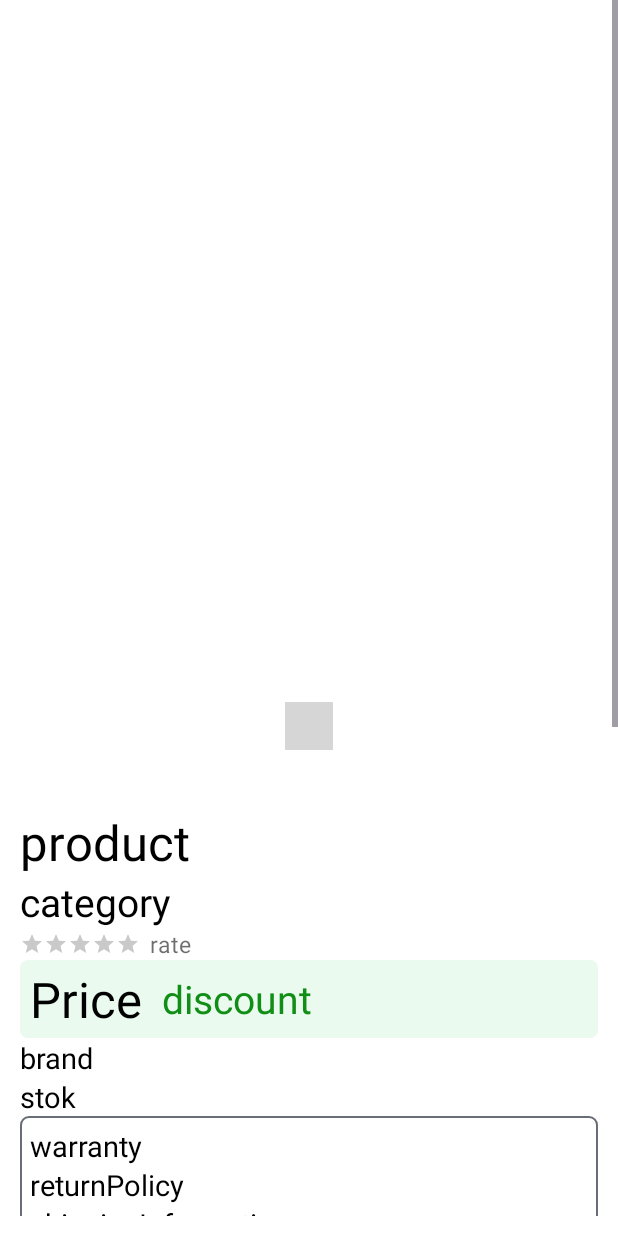
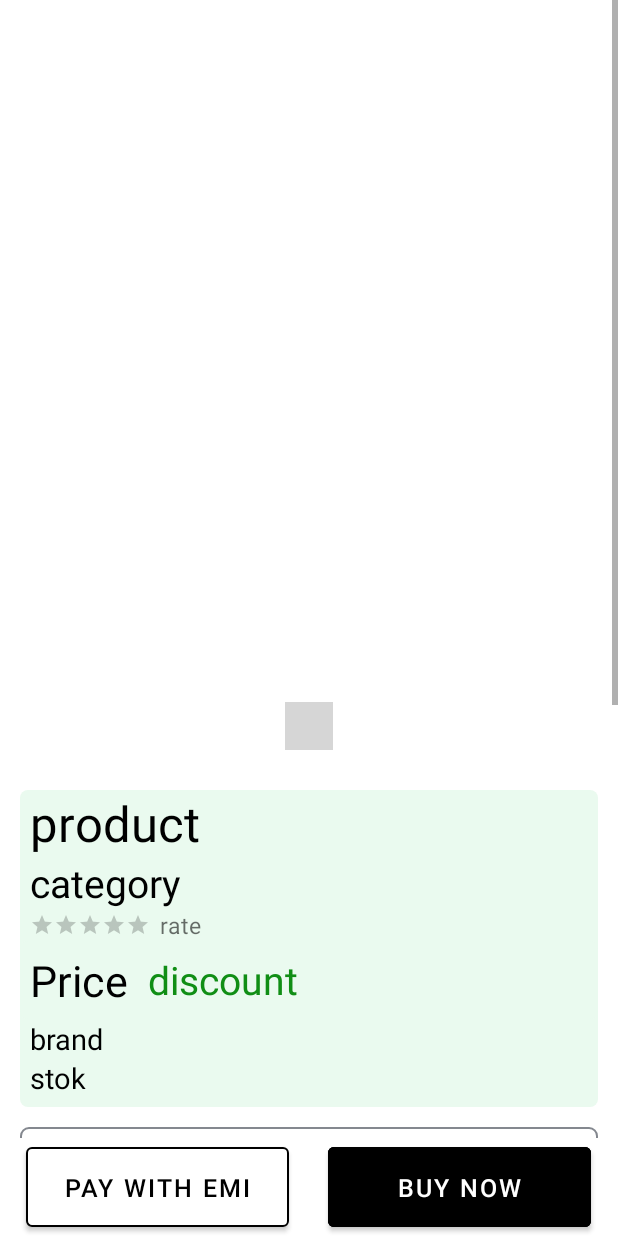
Before and after one commit to vishalvirugamiya/ProductJson, an Android app: the MainActivity2 screen opened directly, with no data from a screen before it, on a phone screen of 412 x 824 dp. Run offline under Robolectric (Android 15) with nearby library versions, the phone set to English and light mode, and no system bars; our stand-ins replace sdp/ssp sizes; plain views replace ScrollingPagerIndicator; network calls fail; pictures from the network do not load; 3 statements that could not run were skipped; grey boxes are pictures that could not be loaded.

Commit message:
second commit

```diff
--- a/app/src/main/res/drawable/shape1.xml
+++ b/app/src/main/res/drawable/shape1.xml
@@ -4,6 +4,6 @@
       <corners android:radius="5dp" />
     <stroke
         android:width="@dimen/_1sdp"
-        android:color="#686D76"
+        android:color="#CF686D76"
         />
 </shape>
--- a/app/src/main/res/layout/activity_main2.xml
+++ b/app/src/main/res/layout/activity_main2.xml
@@ -1,6 +1,6 @@
 <?xml version="1.0" encoding="utf-8"?>
 
-<LinearLayout
+<FrameLayout
     xmlns:android="http://schemas.android.com/apk/res/android"
     xmlns:app="http://schemas.android.com/apk/res-auto"
     xmlns:tools="http://schemas.android.com/tools"
@@ -59,12 +59,20 @@
                 android:layout_height="wrap_content"
                 android:layout_marginLeft="@dimen/_10sdp"
                 android:layout_marginRight="@dimen/_10sdp"
-                android:layout_marginTop="@dimen/_20sdp"
+                android:layout_marginTop="@dimen/_10sdp"
                 android:orientation="vertical">
 
 
+
+                <LinearLayout
+                    android:background="@drawable/shape2"
+                    android:orientation="vertical"
+                    android:layout_width="match_parent"
+                    android:layout_height="wrap_content">
+
                     <TextView
                         android:id="@+id/product"
+                        android:layout_marginLeft="@dimen/_5sdp"
                         android:layout_width="wrap_content"
                         android:layout_height="wrap_content"
                         android:baselineAligned="false"
@@ -74,6 +82,7 @@
 
                     <TextView
                         android:id="@+id/category"
+                        android:layout_marginLeft="@dimen/_5sdp"
                         android:layout_width="wrap_content"
                         android:layout_height="wrap_content"
                         android:text="category"
@@ -86,6 +95,7 @@
 
                         <RatingBar
                             android:id="@+id/RatingBar"
+                            android:layout_marginLeft="@dimen/_5sdp"
                             style="?android:attr/ratingBarStyleSmall"
                             android:layout_width="wrap_content"
                             android:layout_height="wrap_content"
@@ -125,7 +135,7 @@
                             android:text="Price"
                             android:layout_gravity="center"
                             android:textColor="@color/black"
-                        android:textSize="@dimen/_25sdp" />
+                            android:textSize="@dimen/_22sdp" />
 
 
                         <TextView
@@ -144,6 +154,8 @@
 
                     <TextView
                         android:id="@+id/brand"
+                        android:layout_marginLeft="@dimen/_5sdp"
+
                         android:layout_width="wrap_content"
                         android:layout_height="wrap_content"
                         android:text="brand"
@@ -152,16 +164,20 @@
 
                     <TextView
                         android:id="@+id/stok"
+                        android:layout_marginLeft="@dimen/_5sdp"
+                        android:layout_marginBottom="@dimen/_5sdp"
                         android:layout_width="wrap_content"
                         android:layout_height="wrap_content"
                         android:text="stok"
                         android:textColor="@color/black"
                         android:textSize="@dimen/_15sdp" />
+                </LinearLayout>
 
 
 
                 <LinearLayout
                     android:orientation="vertical"
+                    android:layout_marginTop="@dimen/_10sdp"
                     android:background="@drawable/shape1"
                     android:layout_width="match_parent"
                     android:layout_height="match_parent">
@@ -169,6 +185,7 @@
 
                     <TextView
                         android:id="@+id/warranty"
+                        android:fontFamily="@font/font2"
                         android:layout_marginTop="@dimen/_5sdp"
                         android:layout_marginLeft="@dimen/_5sdp"
                         android:layout_width="wrap_content"
@@ -179,6 +196,7 @@
 
                     <TextView
                         android:id="@+id/returnPolicy"
+                        android:fontFamily="@font/font2"
                         android:layout_marginLeft="@dimen/_5sdp"
                         android:layout_width="wrap_content"
                         android:layout_height="wrap_content"
@@ -189,6 +207,7 @@
 
                     <TextView
                         android:id="@+id/shiping"
+                        android:fontFamily="@font/font2"
                         android:layout_width="wrap_content"
                         android:layout_height="wrap_content"
                         android:layout_marginLeft="@dimen/_5sdp"
@@ -199,6 +218,7 @@
 
                     <TextView
                         android:id="@+id/availability"
+                        android:fontFamily="@font/font2"
                         android:layout_width="wrap_content"
                         android:layout_marginLeft="@dimen/_5sdp"
                         android:layout_height="wrap_content"
@@ -215,6 +235,7 @@
 
                         <TextView
                             android:id="@+id/width"
+                            android:fontFamily="@font/font2"
                             android:layout_marginLeft="@dimen/_5sdp"
                             android:layout_width="wrap_content"
                             android:layout_height="wrap_content"
@@ -224,6 +245,7 @@
 
                         <TextView
                             android:id="@+id/height"
+                            android:fontFamily="@font/font2"
                             android:layout_width="wrap_content"
                             android:layout_height="wrap_content"
                             android:layout_marginLeft="@dimen/_2ssp"
@@ -233,6 +255,7 @@
 
                         <TextView
                             android:id="@+id/depth"
+                            android:fontFamily="@font/font2"
                             android:layout_width="wrap_content"
                             android:layout_height="wrap_content"
                             android:layout_marginLeft="@dimen/_2ssp"
@@ -260,12 +283,13 @@
                         android:layout_width="wrap_content"
                         android:layout_height="wrap_content"
                         android:layout_marginLeft="@dimen/_5sdp"
-                        android:fontFamily="@font/font2"
+                        android:fontFamily="@font/font3"
                         android:text="description  "
-                        android:textColor="#000000"
+                        android:textColor="#E4000000"
                         android:textSize="@dimen/_25sdp" />
                     <TextView
                         android:id="@+id/description"
+                        android:fontFamily="@font/font3"
                         android:layout_margin="@dimen/_10sdp"
                         android:layout_marginBottom="@dimen/_30sdp"
                         android:layout_width="wrap_content"
@@ -286,6 +310,7 @@
 
                     <TextView
                         android:text="Reviews"
+                        android:fontFamily="@font/font1"
                         android:layout_margin="@dimen/_10sdp"
                         android:textSize="@dimen/_20ssp"
                         android:textColor="@color/black"
@@ -304,14 +329,16 @@
                 </LinearLayout>
 
                 <LinearLayout
-                    android:layout_marginBottom="@dimen/_30sdp"
+                    android:layout_marginBottom="@dimen/_60sdp"
                     android:background="@drawable/shape1"
                     android:orientation="vertical"
+
                     android:layout_width="match_parent"
                     android:layout_height="wrap_content">
 
                     <TextView
                         android:text="Meta"
+                        android:fontFamily="@font/font1"
                         android:textColor="@color/black"
                         android:layout_margin="@dimen/_5sdp"
                         android:layout_width="wrap_content"
@@ -350,14 +377,38 @@
 
                 </LinearLayout>
 
-
             </LinearLayout>
-
 
             </LinearLayout>
 
         </ScrollView>
 
+    <LinearLayout
+        android:layout_gravity="bottom"
+        android:gravity="center"
+        android:background="@color/white"
+        android:layout_width="match_parent"
+        android:layout_height="wrap_content">
 
+        <com.google.android.material.button.MaterialButton
+            android:text="pay with emi"
+            android:textColor="@color/black"
+            android:backgroundTint="@color/white"
+            app:strokeWidth="@dimen/_1sdp"
+            android:textSize="@dimen/_13sdp"
+            android:layout_width="@dimen/_135sdp"
+            android:layout_height="@dimen/_50sdp" />
+
+        <com.google.android.material.button.MaterialButton
+            android:text="Buy now"
+            android:textColor="@color/white"
+            android:backgroundTint="@color/black"
+            app:strokeWidth="@dimen/_1sdp"
+            android:textSize="@dimen/_13sdp"
+            android:layout_marginLeft="@dimen/_20sdp"
+            android:layout_width="@dimen/_135sdp"
+            android:layout_height="@dimen/_50sdp" />
 
     </LinearLayout>
+
+</FrameLayout>
--- a/app/src/main/res/layout/item_review.xml
+++ b/app/src/main/res/layout/item_review.xml
@@ -54,12 +54,11 @@
             <RatingBar
                 android:layout_gravity="center"
                 android:id="@+id/Ratingbar"
+                android:layout_marginLeft="@dimen/_5sdp"
                 android:isIndicator="true"
                 android:numStars="5"
-                android:layout_marginLeft="@dimen/_5sdp"
                 android:stepSize="0.5"
                 android:progressBackgroundTint="#D0000000"
-                android:progressTint="#F4DD15"
                 style="?android:attr/ratingBarStyleSmall"
                 android:layout_width="wrap_content"
                 android:layout_height="wrap_content"/>
--- a/app/src/main/res/values/themes.xml
+++ b/app/src/main/res/values/themes.xml
@@ -1,6 +1,6 @@
 <resources xmlns:tools="http://schemas.android.com/tools">
     <!-- Base application theme. -->
-    <style name="Base.Theme.ProductsJS" parent="Theme.Material3.DayNight.NoActionBar">
+    <style name="Base.Theme.ProductsJS" parent="Theme.MaterialComponents.Light.NoActionBar">
         <!-- Customize your light theme here. -->
         <!-- <item name="colorPrimary">@color/my_light_primary</item> -->
 
```
Also changed, not shown: app/src/main/res/font/font3.ttf (added). Lines whose indentation alone changed are shown as unchanged.
